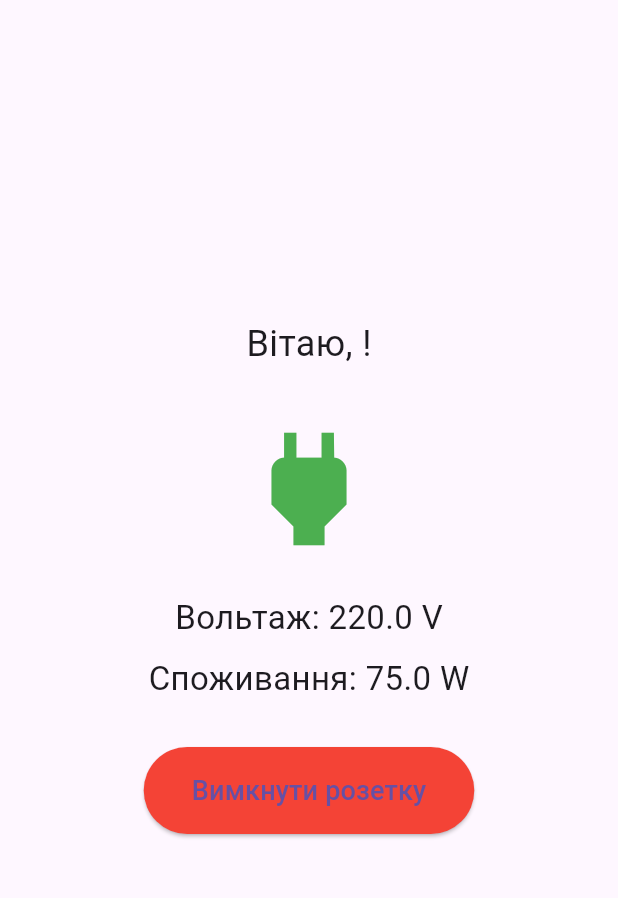
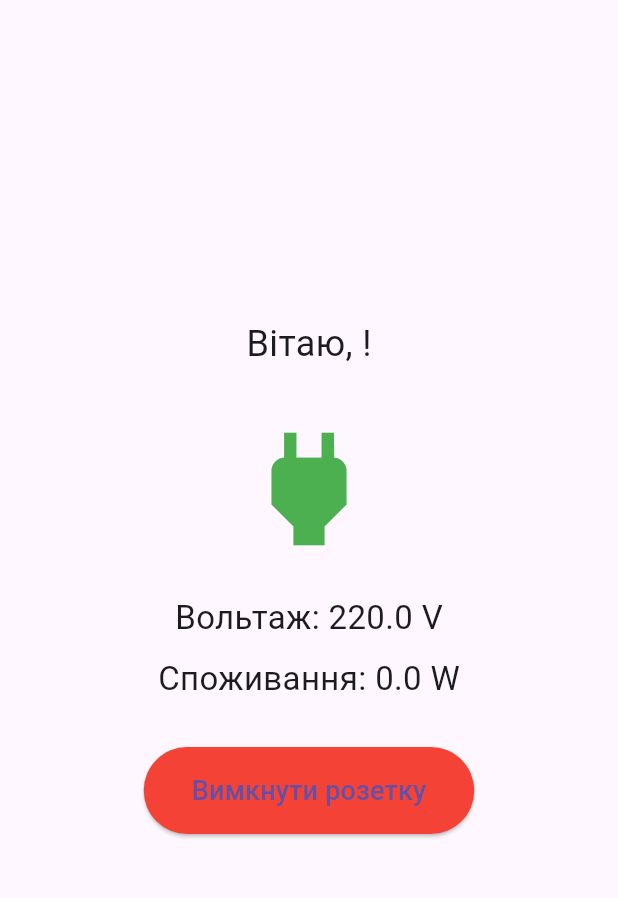
Before and after one commit to OleksandrSenkivv/mobile_labs, a Flutter app: the HomePage screen opened directly with empty values, after a tap on "Увімкнути розетку", on a phone screen of 412 x 824 dp, the part 84-982 px from its top. Run offline on Flutter 3.47's test engine with Material 3 defaults, Android fonts, the phone set to English and light mode, and no system bars; our stand-ins replace connectivity_plus, flutter_secure_storage; missing offline and left inert: mqtt_client; accounts and stored records are empty.

Commit message:
adding mqtt service for measuring voltage and elecrticity consumption

```diff
--- /dev/null
+++ b/devtools_options.yaml
@@ -0,0 +1,3 @@
+description: This file stores settings for Dart & Flutter DevTools.
+documentation: https://docs.flutter.dev/tools/devtools/extensions#configure-extension-enablement-states
+extensions:
--- a/lib/controllers/home_page_controller.dart
+++ b/lib/controllers/home_page_controller.dart
@@ -1,13 +1,16 @@
+import 'dart:async';
 import 'package:flutter/material.dart';
 import 'package:mobile_labs/data/user_storage_secure.dart';
+import 'package:mobile_labs/service/mqtt_service.dart';
 
 class HomePageController {
   final SecureUserStorage _storage = SecureUserStorage();
 
   final ValueNotifier<bool> isPlugOn = ValueNotifier(false);
-  final voltage = 220.0;
+  final ValueNotifier<double> voltage = ValueNotifier(220);
+  final ValueNotifier<double> consumption = ValueNotifier(0);
 
-  double getCurrentConsumption() => isPlugOn.value ? 75.0 : 0.0;
+  MQTTService? _mqttService;
 
   HomePageController() {
     _loadSmartPlugStatus();
@@ -16,11 +19,48 @@ class HomePageController {
   Future<void> _loadSmartPlugStatus() async {
     final savedStatus = await _storage.getSmartPlugStatus();
     isPlugOn.value = savedStatus;
+
+    if (isPlugOn.value) {
+      _startListeningData();
+    }
   }
 
   void togglePlug() async {
     isPlugOn.value = !isPlugOn.value;
     await _storage.saveSmartPlugStatus(isPlugOn.value);
+
+    if (isPlugOn.value) {
+      _startListeningData();
+    } else {
+      _stopListeningData();
+      voltage.value = 220.0;
+      consumption.value = 0.0;
+    }
+  }
+
+  void _startListeningData() {
+    _mqttService ??= MQTTService(
+      username: 'My_Cred',
+      password: 'MyCred1234',
+      mqttBroker: 'd92fdeed0d5d48028f3ae826a28a79e0.s1.eu.hivemq.cloud',
+      topics: ['home/voltage', 'home/consumption'],
+      onMessageReceived: (topic, message) {
+        final value = double.tryParse(message.trim());
+        if (value == null) return;
+
+        if (topic == 'home/voltage') {
+          voltage.value = value;
+        } else if (topic == 'home/consumption') {
+          consumption.value = value;
+        }
+      },
+    );
+
+    _mqttService!.connect();
+  }
+
+  void _stopListeningData() {
+    _mqttService?.mqttDisconnect();
   }
 
   Future<void> logout() async {
@@ -29,5 +69,8 @@ class HomePageController {
 
   void dispose() {
     isPlugOn.dispose();
+    voltage.dispose();
+    consumption.dispose();
+    _stopListeningData();
   }
 }
--- /dev/null
+++ b/lib/functions/network_status_bar.dart
@@ -0,0 +1,48 @@
+import 'package:flutter/material.dart';
+import 'package:mobile_labs/service/internet_service.dart';
+import 'package:provider/provider.dart';
+
+class NetworkStatusBar extends StatelessWidget {
+  final bool isLoginScreen;
+
+  const NetworkStatusBar({super.key, this.isLoginScreen = false});
+
+  @override
+  Widget build(BuildContext context) {
+    return Consumer<NetworkProvider>(
+      builder: (context, networkProvider, _) {
+        if (!networkProvider.hasCheckedOnce) return const SizedBox.shrink();
+
+        final isConnected = networkProvider.isConnected;
+
+        if (isLoginScreen && !isConnected) {
+          return Container(
+            width: double.infinity,
+            color: Colors.red,
+            padding: const EdgeInsets.all(8),
+            child: const Text(
+              'Немає підключення до Інтернету. Вхід може бути обмежено.',
+              style: TextStyle(color: Colors.white),
+              textAlign: TextAlign.center,
+            ),
+          );
+        }
+
+        if (!isLoginScreen && !isConnected) {
+          return Container(
+            width: double.infinity,
+            color: Colors.orange,
+            padding: const EdgeInsets.all(8),
+            child: const Text(
+              'Попередження: втрачено підключення до Інтернету',
+              style: TextStyle(color: Colors.white),
+              textAlign: TextAlign.center,
+            ),
+          );
+        }
+
+        return const SizedBox.shrink();
+      },
+    );
+  }
+}
--- a/lib/pages/home_page.dart
+++ b/lib/pages/home_page.dart
@@ -1,9 +1,12 @@
 import 'package:flutter/material.dart';
 import 'package:mobile_labs/controllers/home_page_controller.dart';
+import 'package:mobile_labs/functions/log_out_dialog.dart';
+import 'package:mobile_labs/functions/network_status_bar.dart';
 
 class HomePage extends StatefulWidget {
   final String username;
   final String email;
+
   const HomePage({required this.username, required this.email, super.key});
 
   @override
@@ -28,8 +31,10 @@ class _HomePageState extends State<HomePage> {
   @override
   Widget build(BuildContext context) {
     return Scaffold(
-      appBar: AppBar(title: const Text('Smart Plug'),
-          backgroundColor: Colors.green,),
+      appBar: AppBar(
+        title: const Text('Smart Plug'),
+        backgroundColor: Colors.green,
+      ),
       drawer: Drawer(
         child: ListView(
           children: [
@@ -38,10 +43,10 @@ class _HomePageState extends State<HomePage> {
               child: Column(
                 crossAxisAlignment: CrossAxisAlignment.start,
                 children: [
-                  const Text('Smart Plug', style: TextStyle(color: Colors.white,
-                      fontSize: 24,),),
-                  Text(widget.email,
-                      style: const TextStyle(color: Colors.white70),),
+                  const Text('Smart Plug', style: TextStyle(color:
+                  Colors.white, fontSize: 24,),),
+                  Text(widget.email, style:
+                  const TextStyle(color: Colors.white70),),
                 ],
               ),
             ),
@@ -54,23 +59,33 @@ class _HomePageState extends State<HomePage> {
               leading: const Icon(Icons.exit_to_app),
               title: const Text('Вийти'),
                 onTap: () async {
+                  final confirm = await showLogoutDialog(context);
+                  if (confirm == true) {
                     await controller.logout();
                     if (!context.mounted) return;
                     Navigator.pushReplacementNamed(context, '/login');
+                  }
                 },
             ),
           ],
         ),
       ),
-      body: Padding(
+      body: Column(
+        children: [
+          const NetworkStatusBar(),
+          Expanded(
+            child: Padding(
               padding: const EdgeInsets.all(10),
               child: Center(
                 child: ValueListenableBuilder<bool>(
                   valueListenable: controller.isPlugOn,
                   builder: (context, isPlugOn, _) {
-              final consumption = controller.getCurrentConsumption();
-              final voltage = controller.voltage;
-
+                    return ValueListenableBuilder<double>(
+                      valueListenable: controller.voltage,
+                      builder: (context, voltage, _) {
+                        return ValueListenableBuilder<double>(
+                          valueListenable: controller.consumption,
+                          builder: (context, consumption, _) {
                             return Column(
                               mainAxisAlignment: MainAxisAlignment.center,
                               children: [
@@ -86,26 +101,36 @@ class _HomePageState extends State<HomePage> {
                                 Text('Вольтаж: ${voltage.toStringAsFixed(1)} V',
                                     style: const TextStyle(fontSize: 22),),
                                 const SizedBox(height: 10),
-                  Text('Споживання: ${consumption.toStringAsFixed(1)} W',
-                      style: const TextStyle(fontSize: 22),),
+                                Text('Споживання: ${consumption.toStringAsFixed
+                                  (1)} W', style:
+                                const TextStyle(fontSize: 22),),
                                 const SizedBox(height: 30),
                                 ElevatedButton(
                                   onPressed: controller.togglePlug,
                                   style: ElevatedButton.styleFrom(
-                      backgroundColor: isPlugOn ? Colors.red : Colors.green,
-                      padding: const EdgeInsets.symmetric(horizontal: 32,
-                          vertical: 16,),
+                                    backgroundColor: isPlugOn ? Colors.red :
+                                    Colors.green,
+                                    padding: const EdgeInsets.symmetric(
+                                        horizontal: 32, vertical: 16,),
                                   ),
                                   child: Text(
-                      isPlugOn ? 'Вимкнути розетку' : 'Увімкнути розетку',
+                                    isPlugOn ? 'Вимкнути розетку' :
+                                    'Увімкнути розетку',
                                     style: const TextStyle(fontSize: 18),
                                   ),
                                 ),
                               ],
                             );
                           },
+                        );
+                      },
+                    );
+                  },
                 ),
               ),
+            ),
+          ),
+        ],
       ),
     );
   }
--- /dev/null
+++ b/lib/service/mqtt_service.dart
@@ -0,0 +1,72 @@
+import 'dart:io';
+import 'package:mqtt_client/mqtt_client.dart';
+import 'package:mqtt_client/mqtt_server_client.dart';
+
+typedef MultiMessageCallback = void Function(String topic, String message);
+
+class MQTTService {
+  final String username;
+  final String password;
+  final String mqttBroker;
+  final List<String> topics;
+  final MultiMessageCallback onMessageReceived;
+
+  late MqttServerClient _mqttClient;
+
+  MQTTService({
+    required this.username,
+    required this.password,
+    required this.mqttBroker,
+    required this.topics,
+    required this.onMessageReceived,
+  }) {
+    _mqttClient = MqttServerClient.withPort(mqttBroker,
+        'mqtt_flutter_client', 8883,);
+    _mqttClient.logging(on: false);
+    _mqttClient.secure = true;
+    _mqttClient.keepAlivePeriod = 20;
+    _mqttClient.setProtocolV311();
+    _mqttClient.securityContext = SecurityContext.defaultContext;
+  }
+
+  Future<void> connect() async {
+    final connMessage = MqttConnectMessage()
+        .withClientIdentifier('mqtt_flutter_client')
+        .authenticateAs(username, password)
+        .withWillQos(MqttQos.atMostOnce);
+    _mqttClient.connectionMessage = connMessage;
+
+    try {
+      await _mqttClient.connect();
+      if (_mqttClient.connectionStatus!.state == MqttConnectionState.connected)
+      {
+        for (final topic in topics) {
+          _mqttClient.subscribe(topic, MqttQos.atMostOnce);
+        }
+
+        _mqttClient.updates!.listen((List<MqttReceivedMessage<MqttMessage>> c) {
+          final MqttPublishMessage message = c[0].payload as MqttPublishMessage;
+          final payload =
+          MqttPublishPayload.bytesToStringAsString(message.payload.message);
+          final topic = c[0].topic;
+
+          onMessageReceived(topic, payload);
+        });
+      } else {
+        mqttDisconnect();
+      }
+    } catch (e) {
+      mqttDisconnect();
+    }
+  }
+
+  void publish(String topic, String message) {
+    final builder = MqttClientPayloadBuilder();
+    builder.addString(message);
+    _mqttClient.publishMessage(topic, MqttQos.atMostOnce, builder.payload!);
+  }
+
+  void mqttDisconnect() {
+    _mqttClient.disconnect();
+  }
+}
--- a/pubspec.yaml
+++ b/pubspec.yaml
@@ -32,6 +32,9 @@ dependencies:
     sdk: flutter
   shared_preferences: ^2.5.3
   flutter_secure_storage: ^9.2.4
+  mqtt_client: ^10.8.0
+  connectivity_plus: ^6.1.4
+  provider: ^6.1.4
 
   # The following adds the Cupertino Icons font to your application.
   # Use with the CupertinoIcons class for iOS style icons.
```
Also changed, not shown: lib/functions/log_out_dialog.dart (added, +21 -0 lines), lib/main.dart (+16 -6 lines), lib/pages/login_page.dart (+18 -1 lines), lib/pages/profile_page.dart (+20 -11 lines), lib/pages/signup_page.dart (+16 -9 lines), lib/service/internet_service.dart (added, +43 -0 lines), lib/service/mqtt_initializer.dart (added, +29 -0 lines), pubspec.lock, 1 other file. Lines whose indentation alone changed are shown as unchanged.
